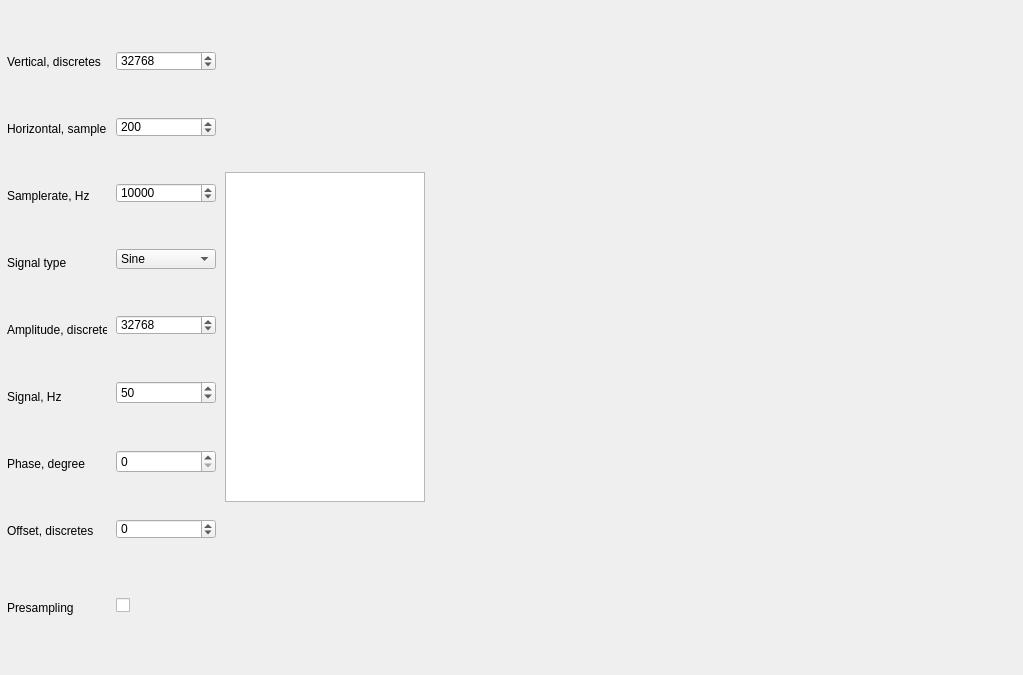
Old version of the form qt_app/mainwindow.ui in the repository lema100/fir_int.
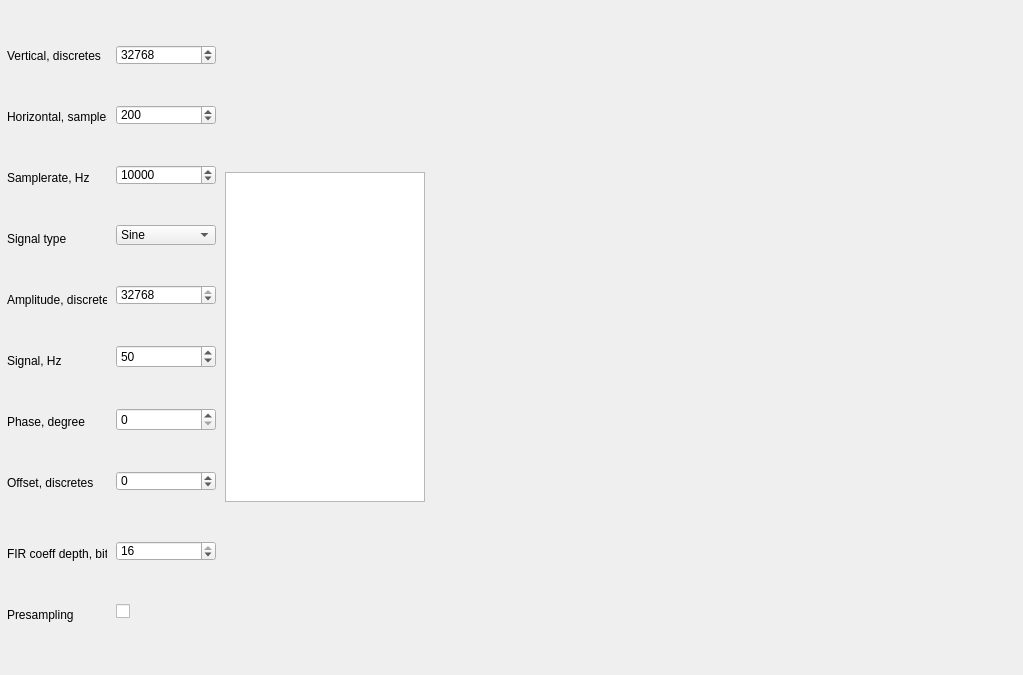
New version of the form.

```diff
--- a/qt_app/mainwindow.ui
+++ b/qt_app/mainwindow.ui
@@ -257,6 +257,25 @@
           </property>
          </spacer>
         </item>
+        <item>
+         <widget class="QLabel" name="label_15">
+          <property name="minimumSize">
+           <size>
+            <width>100</width>
+            <height>20</height>
+           </size>
+          </property>
+          <property name="maximumSize">
+           <size>
+            <width>100</width>
+            <height>20</height>
+           </size>
+          </property>
+          <property name="text">
+           <string>FIR coeff depth, bits</string>
+          </property>
+         </widget>
+        </item>
         <item>
          <widget class="QLabel" name="label_9">
           <property name="minimumSize">
@@ -313,7 +332,7 @@
            </size>
           </property>
           <property name="minimum">
-           <number>256</number>
+           <number>128</number>
           </property>
           <property name="maximum">
            <number>65535</number>
@@ -438,10 +457,10 @@
            </size>
           </property>
           <property name="minimum">
-           <number>256</number>
+           <number>128</number>
           </property>
           <property name="maximum">
-           <number>65535</number>
+           <number>32768</number>
           </property>
           <property name="singleStep">
            <number>128</number>
@@ -533,6 +552,31 @@
           </property>
          </spacer>
         </item>
+        <item>
+         <widget class="QSpinBox" name="spinBox_coeff_depth">
+          <property name="minimumSize">
+           <size>
+            <width>100</width>
+            <height>20</height>
+           </size>
+          </property>
+          <property name="maximumSize">
+           <size>
+            <width>100</width>
+            <height>20</height>
+           </size>
+          </property>
+          <property name="minimum">
+           <number>1</number>
+          </property>
+          <property name="maximum">
+           <number>16</number>
+          </property>
+          <property name="value">
+           <number>16</number>
+          </property>
+         </widget>
+        </item>
         <item>
          <widget class="QCheckBox" name="checkBox_presamp">
           <property name="minimumSize">
```
Left out of the diff: 19 changed lines with no effect on the pictures.
